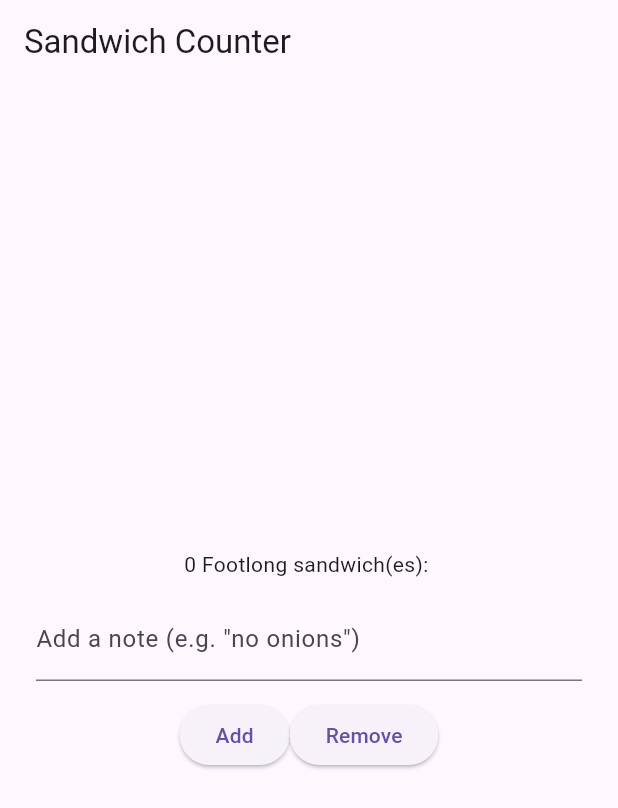
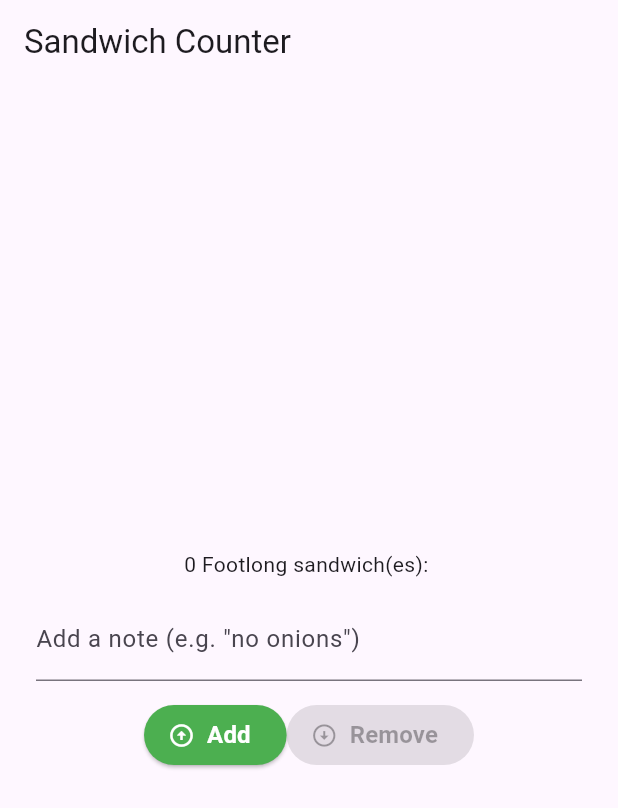
Before and after one commit to Adefola-lab/sandwich_shop, a Flutter app: the screen it shows after launch, on a phone screen of 412 x 824 dp. Shown: the top 808 px of the screen. Run offline on Flutter 3.47's test engine with Material 3 defaults, Android fonts, the phone set to English and light mode, and no system bars.

Commit message:
Enhance button UI and functionality in OrderScreen for quantity adjustments

```diff
--- a/lib/main.dart
+++ b/lib/main.dart
@@ -91,13 +91,37 @@ class _OrderScreenState extends State<OrderScreen> {
             Row(
               mainAxisAlignment: MainAxisAlignment.center,
               children: [
-                ElevatedButton(
-                  onPressed: _increaseQuantity,
-                  child: const Text('Add'),
+                ElevatedButton.icon(
+                  onPressed: _quantity >= widget.maxQuantity
+                      ? null
+                      : _increaseQuantity,
+                  icon: const Icon(Icons.arrow_circle_up_outlined),
+                  style: ElevatedButton.styleFrom(
+                    backgroundColor: Colors.green,
+                    foregroundColor: Colors.white,
+                  ),
+                  label: const Text(
+                    'Add',
+                    style: TextStyle(
+                      fontSize: 16,
+                      fontWeight: FontWeight.bold,
+                    ),
+                  ),
                 ),
-                ElevatedButton(
-                  onPressed: _decreaseQuantity,
-                  child: const Text('Remove'),
+                ElevatedButton.icon(
+                  onPressed: _quantity <= 0 ? null : _decreaseQuantity,
+                  icon: const Icon(Icons.arrow_circle_down_outlined),
+                  style: ElevatedButton.styleFrom(
+                    backgroundColor: Colors.red,
+                    foregroundColor: Colors.white,
+                  ),
+                  label: const Text(
+                    'Remove',
+                    style: TextStyle(
+                      fontSize: 16,
+                      fontWeight: FontWeight.bold,
+                    ),
+                  ),
                 ),
               ],
             ),
```
